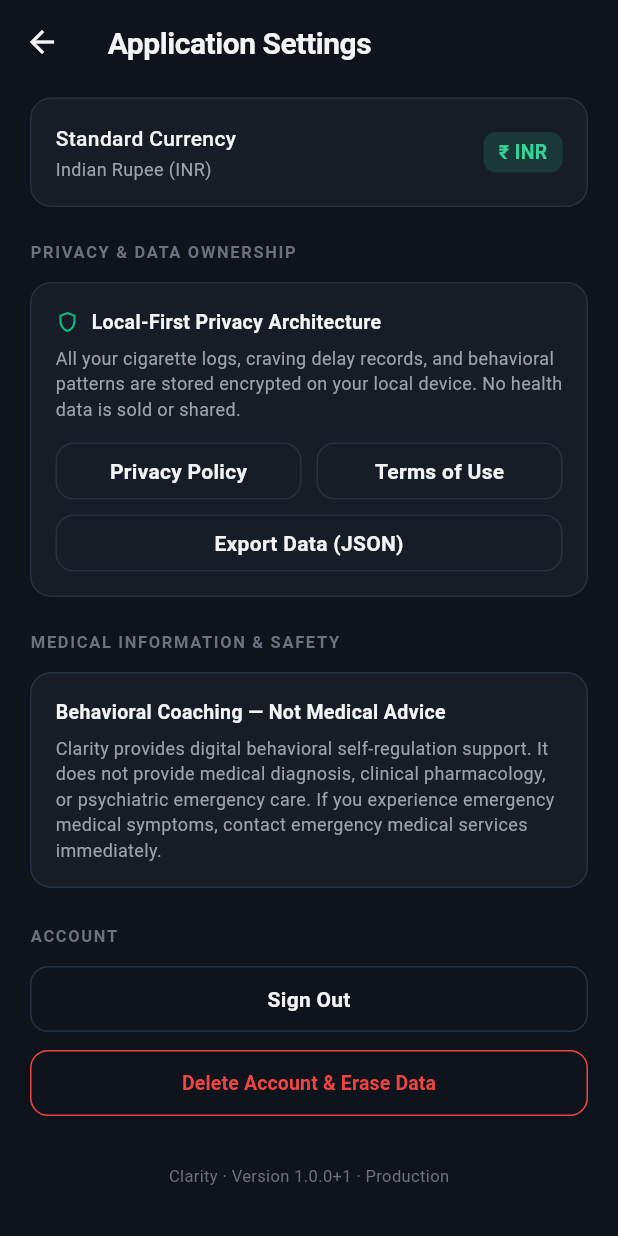
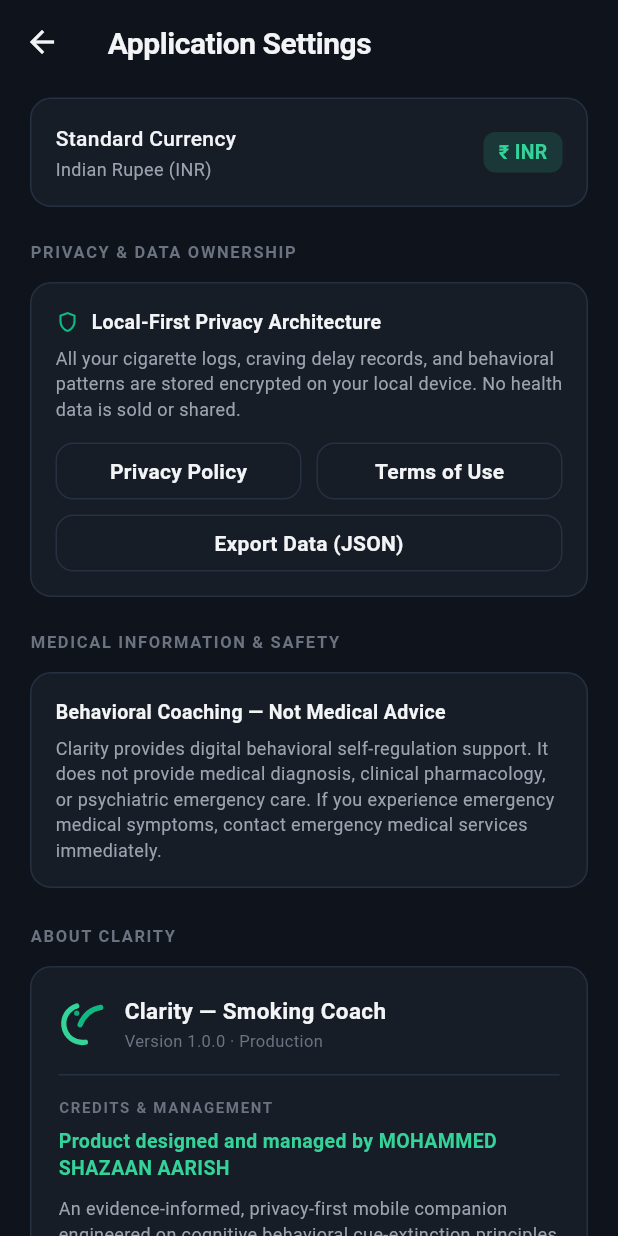
Before and after one commit to SHAZAAN25/Clarity, a Flutter app: the SettingsScreen screen opened directly, scrolled down 366 dp, on a phone screen of 412 x 824 dp. Run offline on Flutter 3.47's test engine with Material 3 defaults, Android fonts, the phone set to English and light mode, and no system bars; our stand-ins replace shared_preferences; accounts and stored records are empty.

Commit message:
feat(settings): add About Clarity section crediting product design & management to Mohammed Shazaan Aarish

```diff
--- a/mobile/lib/screens/settings_screen.dart
+++ b/mobile/lib/screens/settings_screen.dart
@@ -7,6 +7,7 @@
 import '../widgets/primary_button.dart';
 import '../widgets/secondary_button.dart';
 import '../widgets/section_header.dart';
+import '../widgets/clarity_brand_logo.dart';
 import 'welcome_auth_screen.dart';
 
 class SettingsScreen extends StatelessWidget {
@@ -578,7 +579,84 @@
               ),
               const SizedBox(height: 24),
 
-              // 6. Account Actions (Sign Out & Delete)
+              // 6. About Clarity
+              SectionHeader(title: 'About Clarity'),
+              Container(
+                width: double.infinity,
+                padding: const EdgeInsets.all(18),
+                decoration: BoxDecoration(
+                  color: cardBg,
+                  borderRadius: BorderRadius.circular(14),
+                  border: Border.all(color: border, width: 1.0),
+                ),
+                child: Column(
+                  crossAxisAlignment: CrossAxisAlignment.start,
+                  children: [
+                    Row(
+                      children: [
+                        ClarityLogoMark(size: 32, isDark: isDark),
+                        const SizedBox(width: 12),
+                        Expanded(
+                          child: Column(
+                            crossAxisAlignment: CrossAxisAlignment.start,
+                            children: [
+                              Text(
+                                'Clarity — Smoking Coach',
+                                style: TextStyle(
+                                  fontSize: 15,
+                                  fontWeight: FontWeight.w700,
+                                  color: textPrim,
+                                ),
+                              ),
+                              const SizedBox(height: 2),
+                              Text(
+                                'Version 1.0.0 · Production',
+                                style: TextStyle(
+                                  fontSize: 11,
+                                  color: textMut,
+                                ),
+                              ),
+                            ],
+                          ),
+                        ),
+                      ],
+                    ),
+                    const SizedBox(height: 14),
+                    Divider(color: border, height: 1),
+                    const SizedBox(height: 14),
+                    Text(
+                      'CREDITS & MANAGEMENT',
+                      style: AppTypography.labelUppercase.copyWith(
+                        color: textMut,
+                        fontSize: 10,
+                        letterSpacing: 1.1,
+                      ),
+                    ),
+                    const SizedBox(height: 6),
+                    Text(
+                      'Product designed and managed by MOHAMMED SHAZAAN AARISH',
+                      style: TextStyle(
+                        fontSize: 13,
+                        fontWeight: FontWeight.w600,
+                        color: accent,
+                        height: 1.4,
+                      ),
+                    ),
+                    const SizedBox(height: 10),
+                    Text(
+                      'An evidence-informed, privacy-first mobile companion engineered on cognitive behavioral cue-extinction principles and deterministic health economics.',
+                      style: TextStyle(
+                        fontSize: 12,
+                        color: textSec,
+                        height: 1.45,
+                      ),
+                    ),
+                  ],
+                ),
+              ),
+              const SizedBox(height: 24),
+
+              // 7. Account Actions (Sign Out & Delete)
               SectionHeader(title: 'Account'),
               SecondaryButton(
                 label: 'Sign Out',
```
